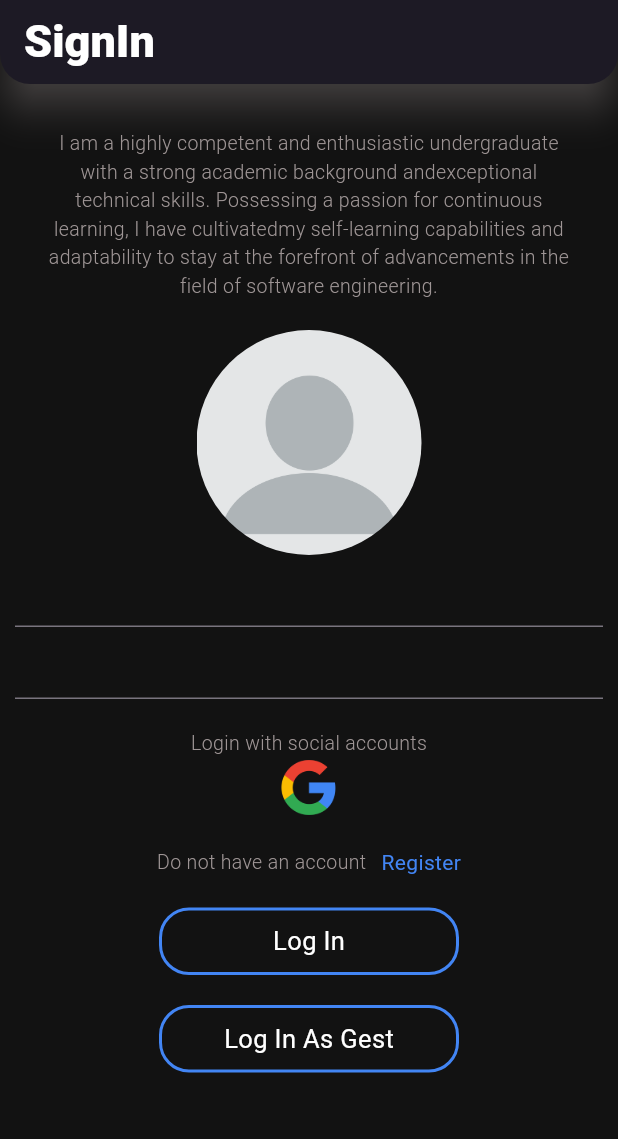
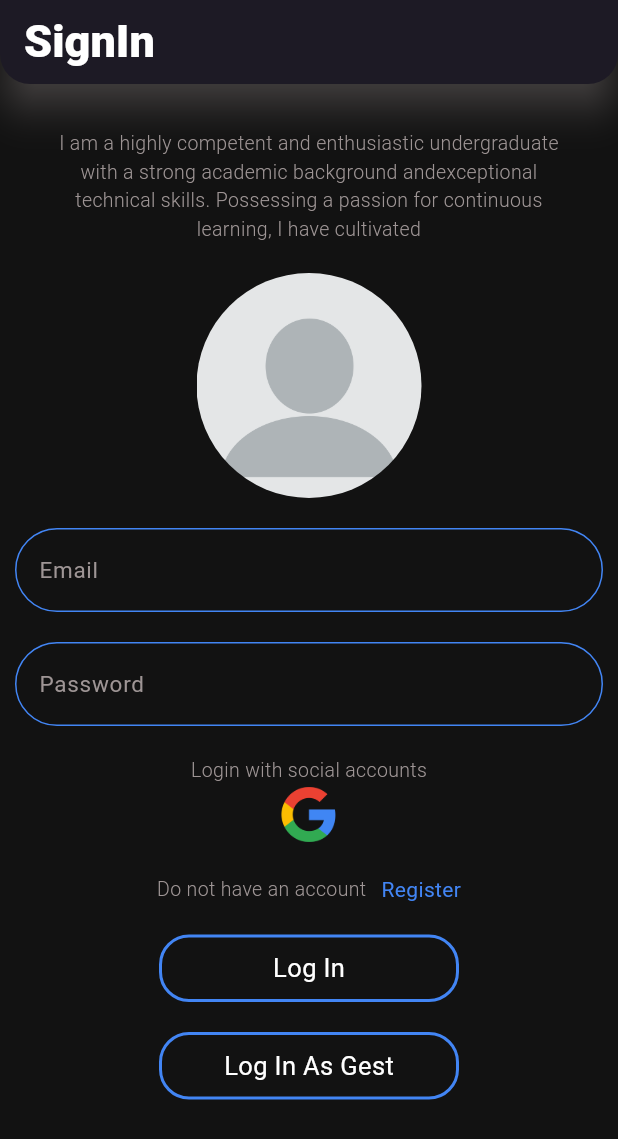
Before and after one commit to chinthakaSenarathna/flutter-with-firebase, a Flutter app: the screen it shows after launch, on a phone screen of 412 x 824 dp. Shown: the top 1139 px of the screen. Run offline on Flutter 3.47's test engine with Material 3 defaults, Android fonts, the phone set to English and light mode, and no system bars; our stand-ins replace firebase_auth, firebase_core; accounts and stored records are empty.

Commit message:
Done the textInputField decoration & overrde -> copyWith()

```diff
--- a/lib/constants/styles.dart
+++ b/lib/constants/styles.dart
@@ -6,3 +6,25 @@ const TextStyle signInDescription = TextStyle(
   fontSize: 13,
   fontWeight: FontWeight.w300
 );
+
+const InputDecoration textInputDecoration = InputDecoration(
+  hintText: "Email",
+  hintStyle: TextStyle(
+    color: textLight,
+    fontSize: 15
+  ),
+  fillColor: bgBlack,
+  filled: true,
+  enabledBorder: OutlineInputBorder(
+    borderSide: BorderSide(color: mainBlue, width: 1),
+    borderRadius: BorderRadius.all(
+      Radius.circular(100)
+    )
+  ),
+  focusedBorder: OutlineInputBorder(
+    borderSide: BorderSide(color: mainBlue, width: 2),
+    borderRadius: BorderRadius.all(
+      Radius.circular(100)
+    )
+  )
+);
--- a/lib/screens/authentication/login.dart
+++ b/lib/screens/authentication/login.dart
@@ -49,9 +49,9 @@ class _Sign_InState extends State<Sign_In> {
             children: [
               const Padding(
                 padding: EdgeInsets.only(top: 20, bottom: 20, left: 20, right: 20),
-                child: Text("I am a highly competent and enthusiastic undergraduate with a strong academic background and"
-                  "exceptional technical skills. Possessing a passion for continuous learning, I have cultivated"
-                  "my self-learning capabilities and adaptability to stay at the forefront of advancements in the field of software engineering.",
+                child: Text(
+                  "I am a highly competent and enthusiastic undergraduate with a strong academic background and"
+                  "exceptional technical skills. Possessing a passion for continuous learning, I have cultivated",
                   textAlign: TextAlign.center,
                   style: signInDescription
                 ),
@@ -67,12 +67,16 @@ class _Sign_InState extends State<Sign_In> {
                   ),
                 ),
               ),
+              const SizedBox(
+                height: 20,
+              ),
               Form(
                 key: _formKey,
                 child: Column(
                   children: [
                     // email
                     TextFormField(
+                      decoration: textInputDecoration,
                       validator: (value) => value?.isEmpty == true ? "Enter a valid email" : null,
                       onChanged: (value) {
                         setState(() {
@@ -80,8 +84,12 @@ class _Sign_InState extends State<Sign_In> {
                         });
                       },
                     ),
+                    const SizedBox(
+                      height: 20,
+                    ),
                     // password
                     TextFormField(
+                      decoration: textInputDecoration.copyWith(hintText: "Password"),
                       validator: (value) => value!.length < 6 ? "Enter a valid password" : null,
                       onChanged: (value) {
                         setState(() {
```
